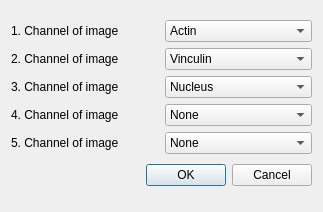
This is CellForceAnalyzer/src/WindowChannels.ui in Kinbischi/CellForceAnalyzer as Qt 5 draws it before an edit. The edited form follows.
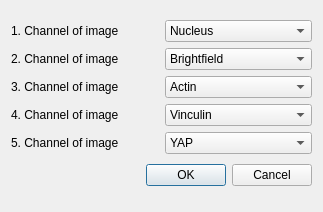
This is the edited form.

```diff
--- a/CellForceAnalyzer/src/WindowChannels.ui
+++ b/CellForceAnalyzer/src/WindowChannels.ui
@@ -31,10 +31,10 @@
           <bool>false</bool>
          </property>
          <property name="currentText">
-          <string>Actin</string>
+          <string>Nucleus</string>
          </property>
          <property name="currentIndex">
-          <number>4</number>
+          <number>1</number>
          </property>
          <item>
           <property name="text">
@@ -85,10 +85,10 @@
           <bool>false</bool>
          </property>
          <property name="currentText">
-          <string>Vinculin</string>
+          <string>Brightfield</string>
          </property>
          <property name="currentIndex">
-          <number>2</number>
+          <number>0</number>
          </property>
          <item>
           <property name="text">
@@ -139,10 +139,10 @@
           <bool>false</bool>
          </property>
          <property name="currentText">
-          <string>Nucleus</string>
+          <string>Actin</string>
          </property>
          <property name="currentIndex">
-          <number>1</number>
+          <number>4</number>
          </property>
          <item>
           <property name="text">
@@ -193,10 +193,10 @@
           <bool>false</bool>
          </property>
          <property name="currentText">
-          <string>None</string>
+          <string>Vinculin</string>
          </property>
          <property name="currentIndex">
-          <number>5</number>
+          <number>2</number>
          </property>
          <item>
           <property name="text">
@@ -247,10 +247,10 @@
           <bool>false</bool>
          </property>
          <property name="currentText">
-          <string>None</string>
+          <string>YAP</string>
          </property>
          <property name="currentIndex">
-          <number>5</number>
+          <number>3</number>
          </property>
          <item>
           <property name="text">
```
